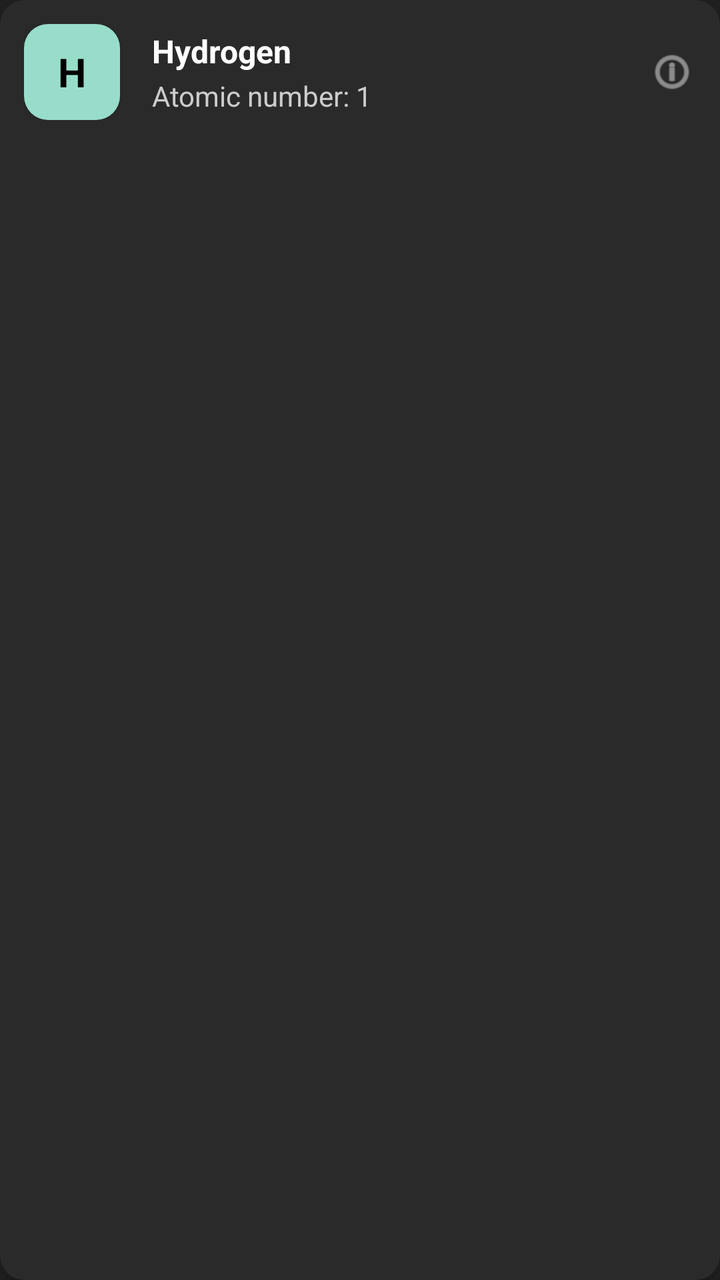
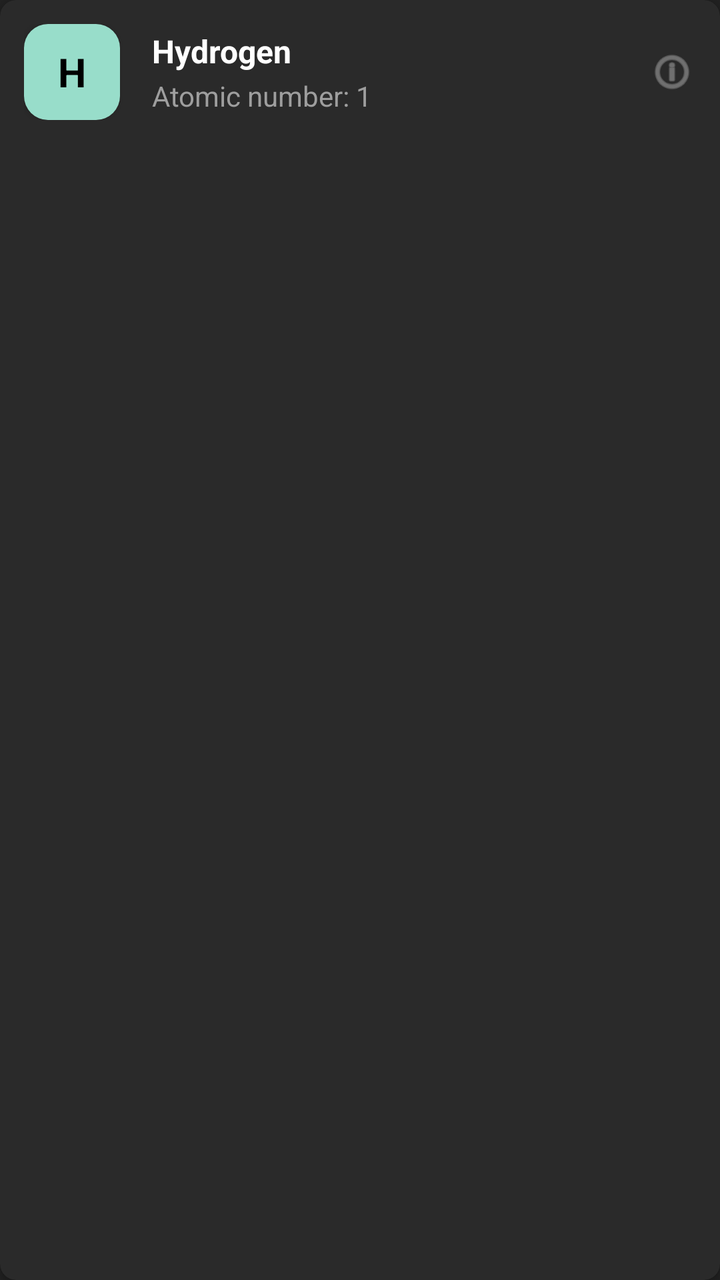

Before-and-after screenshots of an Android layout around one commit, followed by the original layout XML and the change that was made.
<!-- AndroidManifest.xml: application theme Theme.PeriodicPro -->
<!-- res/layout/recent_item.xml -->
<?xml version="1.0" encoding="utf-8"?>
<androidx.cardview.widget.CardView
    xmlns:android="http://schemas.android.com/apk/res/android"
    xmlns:app="http://schemas.android.com/apk/res-auto"
    android:layout_width="match_parent"
    android:layout_height="wrap_content"
    android:layout_marginBottom="10dp"
    app:cardCornerRadius="12dp"
    app:cardElevation="4dp"
    app:cardBackgroundColor="#2A2A2A">

    <LinearLayout
        android:layout_width="match_parent"
        android:layout_height="wrap_content"
        android:orientation="horizontal"
        android:padding="12dp">

        <TextView
            android:id="@+id/recent_symbol"
            android:layout_width="48dp"
            android:layout_height="48dp"
            android:gravity="center"
            android:text="H"
            android:textStyle="bold"
            android:textColor="#000"
            android:background="@drawable/rounded_nonmetal_bg"
            android:textSize="20sp" 
            android:elevation="2dp"/>

        <LinearLayout
            android:orientation="vertical"
            android:layout_marginStart="16dp"
            android:layout_width="0dp"
            android:layout_weight="1"
            android:layout_height="wrap_content"
            android:layout_gravity="center_vertical">

            <TextView
                android:id="@+id/recent_name"
                android:text="Hydrogen"
                android:textSize="16sp"
                android:textColor="#ffffff"
                android:textStyle="bold"
                android:layout_width="wrap_content"
                android:layout_height="wrap_content"/>

            <TextView
                android:id="@+id/recent_number"
                android:text="Atomic number: 1"
                android:textSize="14sp"
                android:textColor="#cccccc"
                android:layout_width="wrap_content"
                android:layout_height="wrap_content"
                android:layout_marginTop="2dp"/>
        </LinearLayout>

        <ImageView
            android:layout_width="24dp"
            android:layout_height="24dp"
            android:src="@android:drawable/ic_menu_info_details"
            android:layout_gravity="center_vertical"
            app:tint="#CCCCCC"/>
    </LinearLayout>
</androidx.cardview.widget.CardView>
<!-- resources referenced by this layout -->
<resources>
  <!-- drawable rounded_nonmetal_bg (drawable) -->
  <?xml version="1.0" encoding="utf-8"?>
  <shape xmlns:android="http://schemas.android.com/apk/res/android"
      android:shape="rectangle">
      <corners android:radius="12dp" />
      <solid android:color="@color/nonmetal" />
  </shape>
  <style name="Theme.PeriodicPro" parent="Theme.AppCompat.DayNight.NoActionBar">
          <item name="colorPrimary">#212121</item>
          <item name="colorPrimaryDark">#171717</item>
          <item name="colorAccent">#00796B</item>
          <item name="android:windowBackground">#212121</item>
      </style>
  <color name="nonmetal">#98DDCA</color>
</resources>

<!-- the commit's change to res/layout/recent_item.xml (unified diff, before → after) -->
@@ -5,8 +5,8 @@
     android:layout_width="match_parent"
     android:layout_height="wrap_content"
     android:layout_marginBottom="10dp"
-    app:cardCornerRadius="12dp"
-    app:cardElevation="4dp"
+    app:cardCornerRadius="8dp"
+    app:cardElevation="2dp"
     app:cardBackgroundColor="#2A2A2A">
 
     <LinearLayout
@@ -22,7 +22,7 @@
             android:gravity="center"
             android:text="H"
             android:textStyle="bold"
-            android:textColor="#000"
+            android:textColor="#000000"
             android:background="@drawable/rounded_nonmetal_bg"
             android:textSize="20sp" 
             android:elevation="2dp"/>
@@ -39,7 +39,7 @@
                 android:id="@+id/recent_name"
                 android:text="Hydrogen"
                 android:textSize="16sp"
-                android:textColor="#ffffff"
+                android:textColor="#FFFFFF"
                 android:textStyle="bold"
                 android:layout_width="wrap_content"
                 android:layout_height="wrap_content"/>
@@ -48,7 +48,7 @@
                 android:id="@+id/recent_number"
                 android:text="Atomic number: 1"
                 android:textSize="14sp"
-                android:textColor="#cccccc"
+                android:textColor="#9E9E9E"
                 android:layout_width="wrap_content"
                 android:layout_height="wrap_content"
                 android:layout_marginTop="2dp"/>
@@ -59,6 +59,6 @@
             android:layout_height="24dp"
             android:src="@android:drawable/ic_menu_info_details"
             android:layout_gravity="center_vertical"
-            app:tint="#CCCCCC"/>
+            app:tint="#9E9E9E"/>
     </LinearLayout>
 </androidx.cardview.widget.CardView>
<!-- resource entries referenced after the edit -->
@@ -7,11 +7,14 @@
       <corners android:radius="12dp" />
       <solid android:color="@color/nonmetal" />
   </shape>
-  <style name="Theme.PeriodicPro" parent="Theme.AppCompat.DayNight.NoActionBar">
+  <style name="Theme.PeriodicPro" parent="Theme.MaterialComponents.DayNight.NoActionBar">
           <item name="colorPrimary">#212121</item>
           <item name="colorPrimaryDark">#171717</item>
           <item name="colorAccent">#00796B</item>
           <item name="android:windowBackground">#212121</item>
+          <item name="colorSecondary">#1976D2</item>
+          <item name="colorSurface">#1F1F1F</item>
+          <item name="colorOnSurface">#FFFFFF</item>
       </style>
   <color name="nonmetal">#98DDCA</color>
 </resources>
